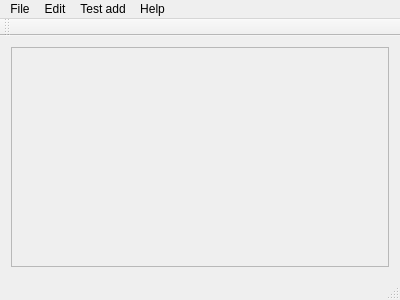
The window that core/mainwindow.ui (ololuki/Nonograms) describes before a commit, drawn with Qt 5.
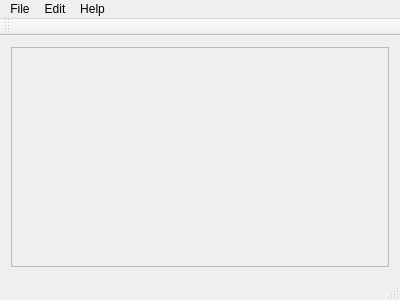
The same window after the commit. Custom widgets are drawn as their Qt base class.

Commit message: Remove debugging function and menu button addDummyBlock

What changed in the file:
```diff
--- a/core/mainwindow.ui
+++ b/core/mainwindow.ui
@@ -57,7 +57,7 @@
      <x>0</x>
      <y>0</y>
      <width>400</width>
-     <height>21</height>
+     <height>20</height>
     </rect>
    </property>
    <widget class="QMenu" name="menuFile">
@@ -75,12 +75,6 @@
     <addaction name="actionAbout"/>
     <addaction name="actionAbout_Qt"/>
    </widget>
-   <widget class="QMenu" name="menuTest_add">
-    <property name="title">
-     <string>Test add</string>
-    </property>
-    <addaction name="actionAdd_blocks"/>
-   </widget>
    <widget class="QMenu" name="menuEdit">
     <property name="title">
      <string>Edit</string>
@@ -95,7 +89,6 @@
    </widget>
    <addaction name="menuFile"/>
    <addaction name="menuEdit"/>
-   <addaction name="menuTest_add"/>
    <addaction name="menuHelp"/>
   </widget>
   <widget class="QToolBar" name="mainToolBar">
```
Left out of the diff: 7 changed lines with no effect on the pictures. The commit also changes 4 other files.
